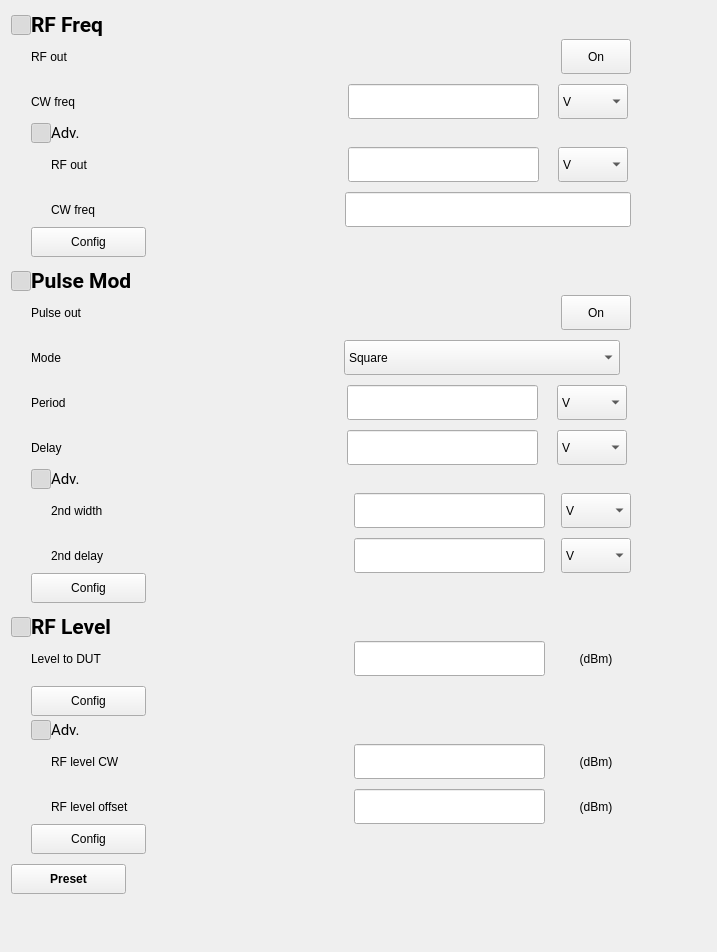
Before: the Qt Designer form tas7061rf/widgets/wgContentSma100B/wgContentSma100B.ui in DoND8xforce/tas7061, drawn with Qt 5.
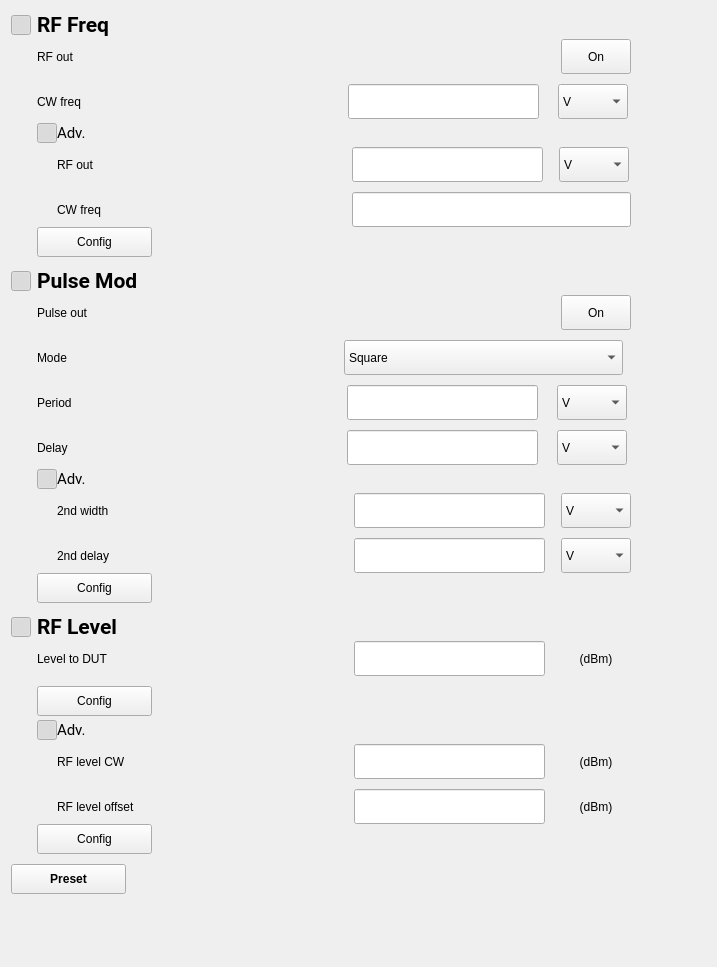
After: the same form once the commit is applied. Icons and pictures are not drawn.

Diff of the .ui file:
```diff
--- a/tas7061rf/widgets/wgContentSma100B/wgContentSma100B.ui
+++ b/tas7061rf/widgets/wgContentSma100B/wgContentSma100B.ui
@@ -7,7 +7,7 @@
     <x>0</x>
     <y>0</y>
     <width>717</width>
-    <height>952</height>
+    <height>967</height>
    </rect>
   </property>
   <property name="windowTitle">
@@ -30,7 +30,7 @@
        <item>
         <layout class="QHBoxLayout" name="horizontalLayout_5">
          <property name="spacing">
-          <number>0</number>
+          <number>6</number>
          </property>
          <item>
           <widget class="QPushButton" name="btnRfFreq">
@@ -136,10 +136,10 @@
           <item>
            <layout class="QGridLayout" name="gridLayout">
             <property name="leftMargin">
-             <number>20</number>
+             <number>26</number>
             </property>
             <property name="horizontalSpacing">
-             <number>270</number>
+             <number>264</number>
             </property>
             <property name="verticalSpacing">
              <number>10</number>
@@ -249,7 +249,7 @@
              <number>0</number>
             </property>
             <property name="leftMargin">
-             <number>20</number>
+             <number>26</number>
             </property>
             <item>
              <widget class="QPushButton" name="btnAdvRfFreq">
@@ -347,7 +347,7 @@
             </property>
             <layout class="QGridLayout" name="gridLayout_2">
              <property name="leftMargin">
-              <number>40</number>
+              <number>46</number>
              </property>
              <property name="topMargin">
               <number>0</number>
@@ -359,7 +359,7 @@
               <number>0</number>
              </property>
              <property name="horizontalSpacing">
-              <number>250</number>
+              <number>244</number>
              </property>
              <property name="verticalSpacing">
               <number>10</number>
@@ -429,10 +429,16 @@
               <widget class="QLineEdit" name="lineEdit">
                <property name="minimumSize">
                 <size>
-                 <width>0</width>
+                 <width>279</width>
                  <height>35</height>
                 </size>
                </property>
+               <property name="maximumSize">
+                <size>
+                 <width>279</width>
+                 <height>16777215</height>
+                </size>
+               </property>
               </widget>
              </item>
             </layout>
@@ -441,7 +447,7 @@
           <item>
            <layout class="QHBoxLayout" name="horizontalLayout">
             <property name="leftMargin">
-             <number>20</number>
+             <number>26</number>
             </property>
             <item>
              <widget class="QPushButton" name="pushButton_8">
@@ -487,7 +493,7 @@
        <item>
         <layout class="QHBoxLayout" name="horizontalLayout_8">
          <property name="spacing">
-          <number>0</number>
+          <number>6</number>
          </property>
          <item>
           <widget class="QPushButton" name="btnPulseMod">
@@ -593,10 +599,10 @@
           <item>
            <layout class="QGridLayout" name="gridLayout_3">
             <property name="leftMargin">
-             <number>20</number>
+             <number>26</number>
             </property>
             <property name="horizontalSpacing">
-             <number>262</number>
+             <number>256</number>
             </property>
             <property name="verticalSpacing">
              <number>10</number>
@@ -763,13 +769,13 @@
              <widget class="QComboBox" name="comboBox_5">
               <property name="minimumSize">
                <size>
-                <width>276</width>
+                <width>279</width>
                 <height>35</height>
                </size>
               </property>
               <property name="maximumSize">
                <size>
-                <width>0</width>
+                <width>279</width>
                 <height>16777215</height>
                </size>
               </property>
@@ -803,7 +809,7 @@
              <number>0</number>
             </property>
             <property name="leftMargin">
-             <number>20</number>
+             <number>26</number>
             </property>
             <item>
              <widget class="QPushButton" name="btnAdvPulse">
@@ -901,7 +907,7 @@
             </property>
             <layout class="QGridLayout" name="gridLayout_4">
              <property name="leftMargin">
-              <number>40</number>
+              <number>46</number>
              </property>
              <property name="topMargin">
               <number>0</number>
@@ -913,7 +919,7 @@
               <number>0</number>
              </property>
              <property name="horizontalSpacing">
-              <number>238</number>
+              <number>232</number>
              </property>
              <property name="verticalSpacing">
               <number>10</number>
@@ -1032,7 +1038,7 @@
           <item>
            <layout class="QHBoxLayout" name="horizontalLayout_2">
             <property name="leftMargin">
-             <number>20</number>
+             <number>26</number>
             </property>
             <item>
              <widget class="QPushButton" name="pushButton_9">
@@ -1078,7 +1084,7 @@
        <item>
         <layout class="QHBoxLayout" name="horizontalLayout_23">
          <property name="spacing">
-          <number>0</number>
+          <number>6</number>
          </property>
          <item>
           <widget class="QPushButton" name="btnRfLevel">
@@ -1184,10 +1190,10 @@
           <item>
            <layout class="QGridLayout" name="gridLayout_5">
             <property name="leftMargin">
-             <number>20</number>
+             <number>26</number>
             </property>
             <property name="horizontalSpacing">
-             <number>208</number>
+             <number>202</number>
             </property>
             <property name="verticalSpacing">
              <number>10</number>
@@ -1274,7 +1280,7 @@
              <number>0</number>
             </property>
             <property name="leftMargin">
-             <number>20</number>
+             <number>26</number>
             </property>
             <item>
              <widget class="QPushButton" name="btnAdvRfLevel">
@@ -1372,7 +1378,7 @@
             </property>
             <layout class="QGridLayout" name="gridLayout_6">
              <property name="leftMargin">
-              <number>40</number>
+              <number>46</number>
              </property>
              <property name="topMargin">
               <number>0</number>
@@ -1384,7 +1390,7 @@
               <number>0</number>
              </property>
              <property name="horizontalSpacing">
-              <number>208</number>
+              <number>202</number>
              </property>
              <property name="verticalSpacing">
               <number>10</number>
@@ -1499,7 +1505,7 @@
           <item>
            <layout class="QGridLayout" name="gridLayout_7">
             <property name="leftMargin">
-             <number>20</number>
+             <number>26</number>
             </property>
             <property name="horizontalSpacing">
              <number>0</number>
```
